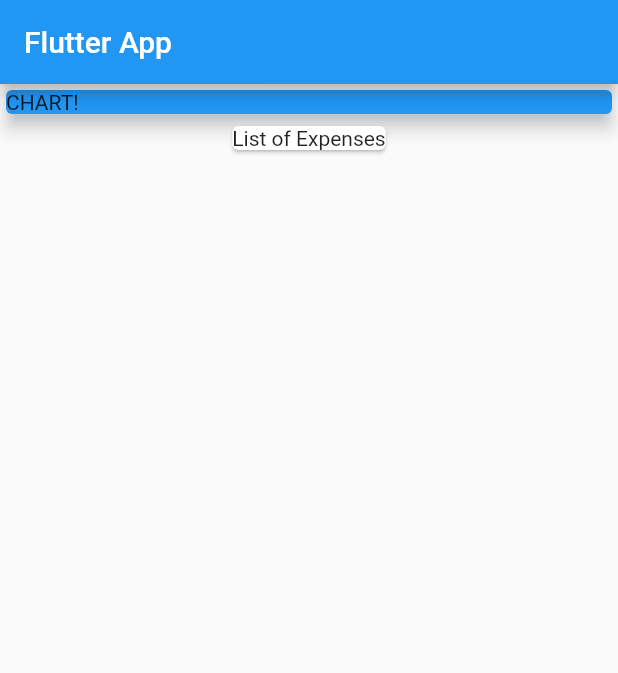
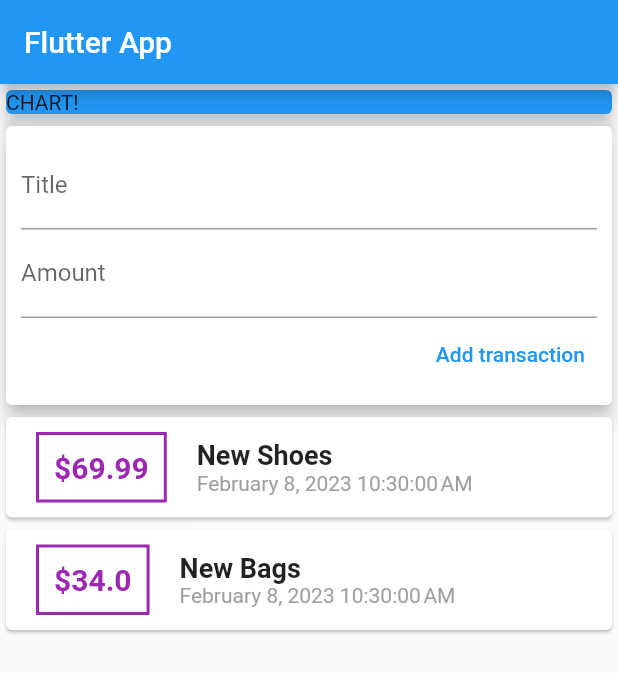
Before and after one commit to Sudhanva-Nadiger/Personal_Expense_Tracker, a Flutter app: the screen it shows after launch, on a phone screen of 412 x 824 dp. Shown: the top 673 px of the screen. Run offline on Flutter 3.47's test engine with Material 2 defaults, Android fonts, the phone set to English and light mode, and no system bars.

Commit message:
buuilding layout of app

```diff
--- a/lib/main.dart
+++ b/lib/main.dart
@@ -1,4 +1,6 @@
+import 'package:expense_tracker/transaction.dart';
 import 'package:flutter/material.dart';
+import 'package:intl/intl.dart';
 
 void main() {
   runApp(const MyApp());
@@ -14,13 +16,21 @@ class MyApp extends StatelessWidget {
       theme: ThemeData(
         primarySwatch: Colors.blue,
       ),
-      home: const MyHomePage(),
+      home: MyHomePage(),
     );
   }
 }
 
 class MyHomePage extends StatelessWidget {
-  const MyHomePage({super.key});
+  final List<Transaction> transactions = [
+    Transaction(
+        id: 't1', title: 'New Shoes', amount: 69.99, date: DateTime.now()),
+    Transaction(id: 't2', title: 'New Bags', amount: 34, date: DateTime.now()),
+  ];
+  MyHomePage({super.key});
+
+  final titleController = TextEditingController();
+  final amountController = TextEditingController();
 
   @override
   Widget build(BuildContext context) {
@@ -29,8 +39,9 @@ class MyHomePage extends StatelessWidget {
         title: const Text("Flutter App"),
       ),
       body: Column(
-        children: const <Widget>[
-          Card(
+        crossAxisAlignment: CrossAxisAlignment.stretch,
+        children: <Widget>[
+          const Card(
             color: Colors.blue,
             elevation: 5,
             child: SizedBox(
@@ -39,7 +50,68 @@ class MyHomePage extends StatelessWidget {
             ),
           ),
           Card(
-            child: Text("List of Expenses"),
+            elevation: 5,
+            child: Container(
+              padding: const EdgeInsets.all(10),
+              child: Column(
+                crossAxisAlignment: CrossAxisAlignment.end,
+                children: [
+                  TextField(
+                    controller: titleController,
+                    decoration: const InputDecoration(labelText: 'Title'),
+                  ),
+                  TextField(
+                    controller: amountController,
+                    decoration: const InputDecoration(labelText: 'Amount'),
+                  ),
+                  TextButton(
+                    onPressed: () {
+                      print(amountController.text);
+                      print(titleController.text);
+                    },
+                    child: const Text('Add transaction'),
+                  )
+                ],
+              ),
+            ),
+          ),
+          Column(
+            children: transactions.map((tx) {
+              return Card(
+                child: Row(
+                  children: [
+                    Container(
+                      margin: const EdgeInsets.symmetric(
+                          vertical: 10, horizontal: 20),
+                      decoration: BoxDecoration(
+                          border: Border.all(color: Colors.purple, width: 2)),
+                      padding: const EdgeInsets.all(10),
+                      child: Text(
+                        '\$${tx.amount}',
+                        style: const TextStyle(
+                            fontWeight: FontWeight.bold,
+                            fontSize: 20,
+                            color: Colors.purple),
+                      ),
+                    ),
+                    Column(
+                      crossAxisAlignment: CrossAxisAlignment.start,
+                      children: [
+                        Text(
+                          tx.title,
+                          style: const TextStyle(
+                              fontSize: 18, fontWeight: FontWeight.bold),
+                        ),
+                        Text(
+                          DateFormat().format(tx.date),
+                          style: const TextStyle(color: Colors.grey),
+                        ),
+                      ],
+                    )
+                  ],
+                ),
+              );
+            }).toList(),
           )
         ],
       ),
--- /dev/null
+++ b/lib/transaction.dart
@@ -0,0 +1,12 @@
+class Transaction {
+  final String id;
+  final String title;
+  final double amount;
+  final DateTime date;
+
+  Transaction(
+      {required this.id,
+      required this.title,
+      required this.amount,
+      required this.date});
+}
--- a/pubspec.yaml
+++ b/pubspec.yaml
@@ -30,6 +30,7 @@ environment:
 dependencies:
   flutter:
     sdk: flutter
+  intl: ^0.18.0
 
 
   # The following adds the Cupertino Icons font to your application.
```
Also changed, not shown: pubspec.lock.
